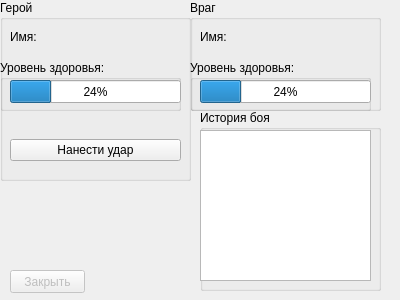
Old version of the form battledialog.ui in the repository gagrigoryan/qt_practice.
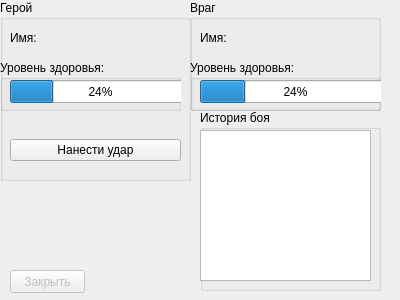
New version of the form.

The edit to the form file:
```diff
--- a/battledialog.ui
+++ b/battledialog.ui
@@ -46,8 +46,8 @@
      <rect>
       <x>10</x>
       <y>30</y>
-      <width>47</width>
-      <height>13</height>
+      <width>171</width>
+      <height>16</height>
      </rect>
     </property>
     <property name="text">
@@ -71,7 +71,7 @@
       <rect>
        <x>10</x>
        <y>20</y>
-       <width>171</width>
+       <width>181</width>
        <height>23</height>
       </rect>
      </property>
@@ -117,8 +117,8 @@
      <rect>
       <x>10</x>
       <y>30</y>
-      <width>47</width>
-      <height>13</height>
+      <width>181</width>
+      <height>16</height>
      </rect>
     </property>
     <property name="text">
@@ -130,7 +130,7 @@
      <rect>
       <x>0</x>
       <y>60</y>
-      <width>181</width>
+      <width>191</width>
       <height>51</height>
      </rect>
     </property>
@@ -142,7 +142,7 @@
       <rect>
        <x>10</x>
        <y>20</y>
-       <width>171</width>
+       <width>191</width>
        <height>23</height>
       </rect>
      </property>
```
